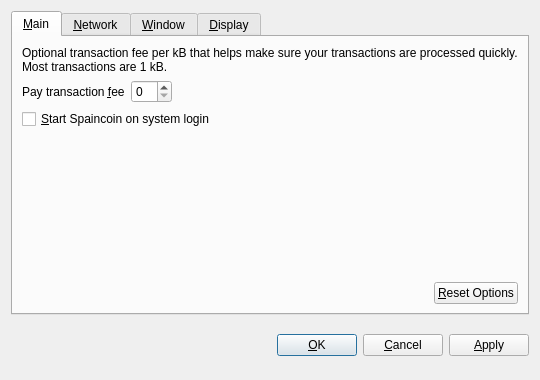
Before: the Qt Designer form src/qt/forms/optionsdialog.ui in TheRCG/SPT, drawn with Qt 5.
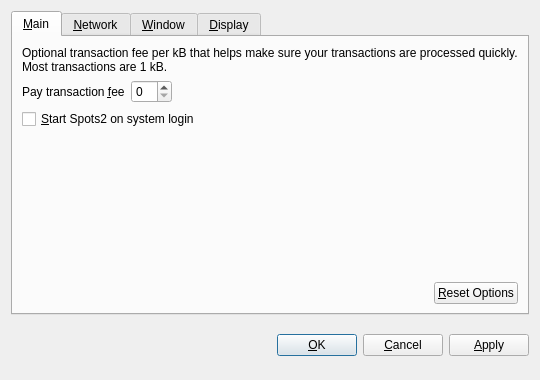
After: the same form once the commit is applied. Custom widgets are drawn as their Qt base class.

Commit message:
Spots2 - Significant Code Changes
Difficulty Adjustment Fork --> 93500

Scrypt-N Fork --> 5/17 10PM EST

```diff
--- a/src/qt/forms/optionsdialog.ui
+++ b/src/qt/forms/optionsdialog.ui
@@ -82,7 +82,7 @@
           <string>Automatically start Spaincoin after logging in to the system.</string>
          </property>
          <property name="text">
-          <string>&amp;Start Spaincoin on system login</string>
+          <string>&amp;Start Spots2 on system login</string>
          </property>
         </widget>
        </item>
```
Left out of the diff: 10 changed lines with no effect on the pictures. The commit also changes 130 other files.
